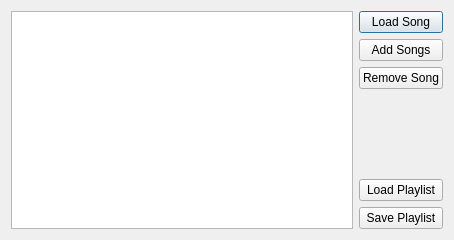
The window that playlist_ui.ui (Vampouille/superboucle) describes before a commit, drawn with Qt 5.
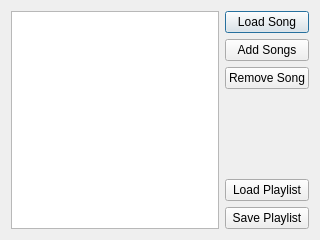
The same window after the commit.

Commit message: resized playlist editor dialog, device manager, playlist editor and port manager with the same width

```diff
--- a/playlist_ui.ui
+++ b/playlist_ui.ui
@@ -6,7 +6,7 @@
    <rect>
     <x>0</x>
     <y>0</y>
-    <width>454</width>
+    <width>320</width>
     <height>240</height>
    </rect>
   </property>
```
The commit also changes 2 other files.
